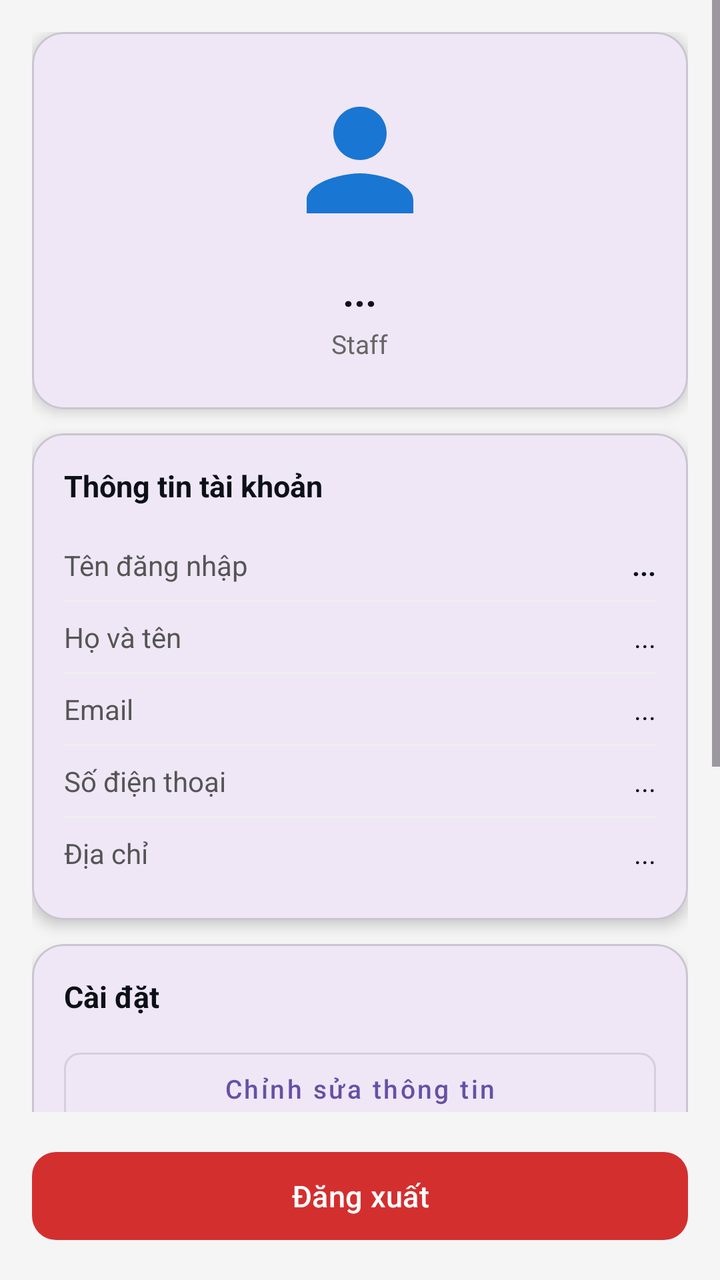
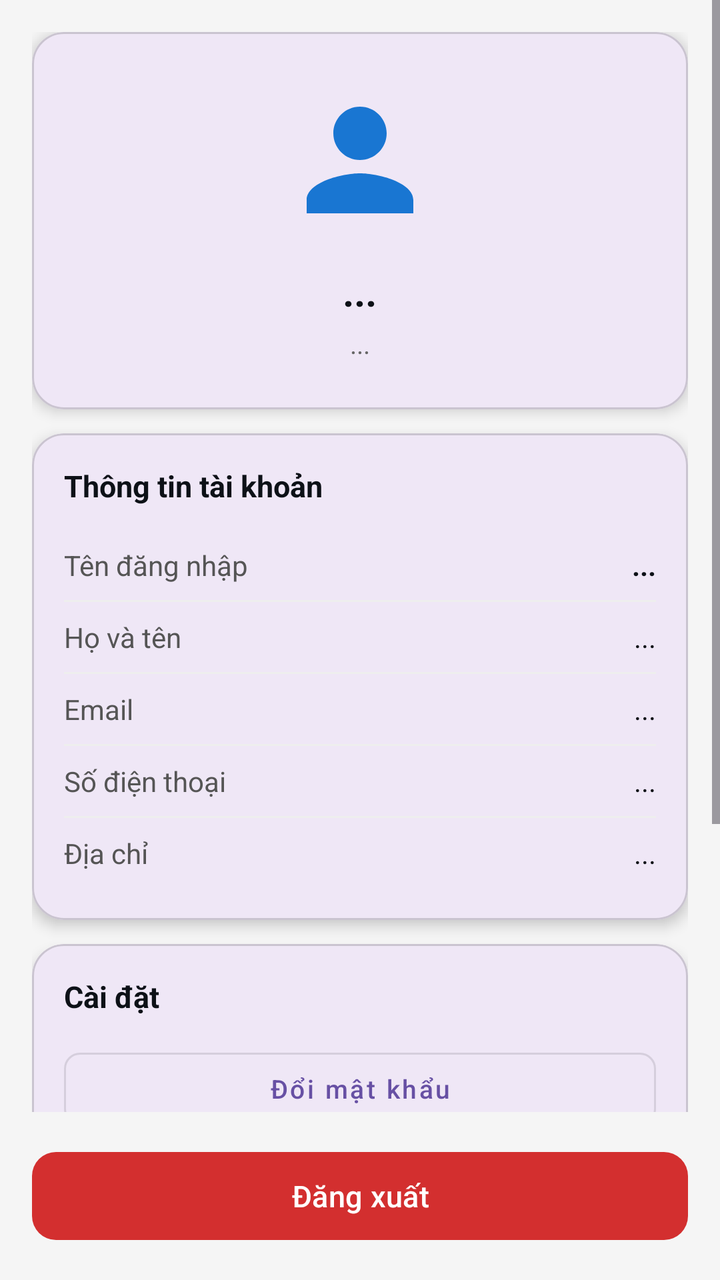

The first picture is an Android layout as it rendered before a commit; the second is the same layout after the commit. The layout source and the unified diff follow.
<!-- AndroidManifest.xml: application theme Theme.Manager -->
<!-- res/layout/fragment_profile.xml -->
<?xml version="1.0" encoding="utf-8"?>
<LinearLayout xmlns:android="http://schemas.android.com/apk/res/android"
    xmlns:app="http://schemas.android.com/apk/res-auto"
    android:layout_width="match_parent"
    android:layout_height="match_parent"
    android:orientation="vertical"
    android:background="#F5F5F5">

    
    <ProgressBar
        android:id="@+id/progress_bar"
        android:layout_width="match_parent"
        android:layout_height="wrap_content"
        android:indeterminate="true"
        android:visibility="gone"
        style="@android:style/Widget.ProgressBar.Horizontal" />

    <ScrollView
        android:layout_width="match_parent"
        android:layout_height="0dp"
        android:layout_weight="1">

        <LinearLayout
            android:layout_width="match_parent"
            android:layout_height="wrap_content"
            android:orientation="vertical"
            android:padding="16dp">

            
            <com.google.android.material.card.MaterialCardView
                android:layout_width="match_parent"
                android:layout_height="wrap_content"
                android:layout_marginBottom="12dp"
                app:cardCornerRadius="16dp"
                app:cardElevation="4dp">

                <LinearLayout
                    android:layout_width="match_parent"
                    android:layout_height="wrap_content"
                    android:orientation="vertical"
                    android:gravity="center"
                    android:paddingVertical="24dp"
                    android:paddingHorizontal="16dp">

                    <ImageView
                        android:layout_width="80dp"
                        android:layout_height="80dp"
                        android:src="@drawable/ic_nav_profile"
                        app:tint="#1976D2"
                        android:layout_marginBottom="12dp" />

                    <TextView
                        android:id="@+id/txt_username"
                        android:layout_width="wrap_content"
                        android:layout_height="wrap_content"
                        android:text="..."
                        android:textSize="20sp"
                        android:textStyle="bold"
                        android:textColor="#0D1117" />

                    <TextView
                        android:layout_width="wrap_content"
                        android:layout_height="wrap_content"
                        android:text="Staff"
                        android:textSize="13sp"
                        android:textColor="#666666"
                        android:layout_marginTop="4dp" />
                </LinearLayout>
            </com.google.android.material.card.MaterialCardView>

            
            <com.google.android.material.card.MaterialCardView
                android:layout_width="match_parent"
                android:layout_height="wrap_content"
                android:layout_marginBottom="12dp"
                app:cardCornerRadius="16dp"
                app:cardElevation="4dp">

                <LinearLayout
                    android:layout_width="match_parent"
                    android:layout_height="wrap_content"
                    android:orientation="vertical"
                    android:padding="16dp">

                    <TextView
                        android:layout_width="wrap_content"
                        android:layout_height="wrap_content"
                        android:text="Thông tin tài khoản"
                        android:textSize="15sp"
                        android:textStyle="bold"
                        android:textColor="#0D1117"
                        android:layout_marginBottom="12dp" />

                    <LinearLayout
                        android:layout_width="match_parent"
                        android:layout_height="wrap_content"
                        android:orientation="horizontal"
                        android:gravity="center_vertical"
                        android:paddingVertical="8dp">

                        <TextView
                            android:layout_width="0dp"
                            android:layout_weight="1"
                            android:layout_height="wrap_content"
                            android:text="Tên đăng nhập"
                            android:textSize="14sp"
                            android:textColor="#555555" />

                        <TextView
                            android:id="@+id/txt_account_username"
                            android:layout_width="wrap_content"
                            android:layout_height="wrap_content"
                            android:text="..."
                            android:textSize="14sp"
                            android:textColor="#0D1117"
                            android:textStyle="bold" />
                    </LinearLayout>

                    <View
                        android:layout_width="match_parent"
                        android:layout_height="1dp"
                        android:background="#EEEEEE" />

                    <LinearLayout
                        android:layout_width="match_parent"
                        android:layout_height="wrap_content"
                        android:orientation="horizontal"
                        android:gravity="center_vertical"
                        android:paddingVertical="8dp">

                        <TextView
                            android:layout_width="0dp"
                            android:layout_weight="1"
                            android:layout_height="wrap_content"
                            android:text="Họ và tên"
                            android:textSize="14sp"
                            android:textColor="#555555" />

                        <TextView
                            android:id="@+id/txt_full_name"
                            android:layout_width="wrap_content"
                            android:layout_height="wrap_content"
                            android:text="..."
                            android:textSize="14sp"
                            android:textColor="#0D1117" />
                    </LinearLayout>

                    <View
                        android:layout_width="match_parent"
                        android:layout_height="1dp"
                        android:background="#EEEEEE" />

                    <LinearLayout
                        android:layout_width="match_parent"
                        android:layout_height="wrap_content"
                        android:orientation="horizontal"
                        android:gravity="center_vertical"
                        android:paddingVertical="8dp">

                        <TextView
                            android:layout_width="0dp"
                            android:layout_weight="1"
                            android:layout_height="wrap_content"
                            android:text="Email"
                            android:textSize="14sp"
                            android:textColor="#555555" />

                        <TextView
                            android:id="@+id/txt_email"
                            android:layout_width="wrap_content"
                            android:layout_height="wrap_content"
                            android:text="..."
                            android:textSize="14sp"
                            android:textColor="#0D1117" />
                    </LinearLayout>

                    <View
                        android:layout_width="match_parent"
                        android:layout_height="1dp"
                        android:background="#EEEEEE" />

                    <LinearLayout
                        android:layout_width="match_parent"
                        android:layout_height="wrap_content"
                        android:orientation="horizontal"
                        android:gravity="center_vertical"
                        android:paddingVertical="8dp">

                        <TextView
                            android:layout_width="0dp"
                            android:layout_weight="1"
                            android:layout_height="wrap_content"
                            android:text="Số điện thoại"
                            android:textSize="14sp"
                            android:textColor="#555555" />

                        <TextView
                            android:id="@+id/txt_phone"
                            android:layout_width="wrap_content"
                            android:layout_height="wrap_content"
                            android:text="..."
                            android:textSize="14sp"
                            android:textColor="#0D1117" />
                    </LinearLayout>

                    <View
                        android:layout_width="match_parent"
                        android:layout_height="1dp"
                        android:background="#EEEEEE" />

                    <LinearLayout
                        android:layout_width="match_parent"
                        android:layout_height="wrap_content"
                        android:orientation="horizontal"
                        android:gravity="center_vertical"
                        android:paddingVertical="8dp">

                        <TextView
                            android:layout_width="0dp"
                            android:layout_weight="1"
                            android:layout_height="wrap_content"
                            android:text="Địa chỉ"
                            android:textSize="14sp"
                            android:textColor="#555555" />

                        <TextView
                            android:id="@+id/txt_address"
                            android:layout_width="wrap_content"
                            android:layout_height="wrap_content"
                            android:text="..."
                            android:textSize="14sp"
                            android:textColor="#0D1117" />
                    </LinearLayout>
                </LinearLayout>
            </com.google.android.material.card.MaterialCardView>

            
            <com.google.android.material.card.MaterialCardView
                android:layout_width="match_parent"
                android:layout_height="wrap_content"
                android:layout_marginBottom="12dp"
                app:cardCornerRadius="16dp"
                app:cardElevation="4dp">

                <LinearLayout
                    android:layout_width="match_parent"
                    android:layout_height="wrap_content"
                    android:orientation="vertical"
                    android:padding="16dp">

                    <TextView
                        android:layout_width="wrap_content"
                        android:layout_height="wrap_content"
                        android:text="Cài đặt"
                        android:textSize="15sp"
                        android:textStyle="bold"
                        android:textColor="#0D1117"
                        android:layout_marginBottom="12dp" />

                    <com.google.android.material.button.MaterialButton
                        android:id="@+id/btn_edit_profile"
                        android:layout_width="match_parent"
                        android:layout_height="48dp"
                        android:text="Chỉnh sửa thông tin"
                        android:textAllCaps="false"
                        android:textSize="13sp"
                        android:layout_marginBottom="8dp"
                        app:cornerRadius="8dp"
                        style="@style/Widget.MaterialComponents.Button.OutlinedButton" />

                    <com.google.android.material.button.MaterialButton
                        android:id="@+id/btn_change_password"
                        android:layout_width="match_parent"
                        android:layout_height="48dp"
                        android:text="Đổi mật khẩu"
                        android:textAllCaps="false"
                        android:textSize="13sp"
                        android:layout_marginBottom="8dp"
                        app:cornerRadius="8dp"
                        style="@style/Widget.MaterialComponents.Button.OutlinedButton" />

                    <com.google.android.material.button.MaterialButton
                        android:id="@+id/btn_clear_scan_history"
                        android:layout_width="match_parent"
                        android:layout_height="48dp"
                        android:text="Xóa lịch sử quét vé"
                        android:textAllCaps="false"
                        android:textSize="13sp"
                        app:cornerRadius="8dp"
                        style="@style/Widget.MaterialComponents.Button.OutlinedButton" />
                </LinearLayout>
            </com.google.android.material.card.MaterialCardView>

            
            <TextView
                android:layout_width="wrap_content"
                android:layout_height="wrap_content"
                android:text="Lịch sử quét vé"
                android:textSize="15sp"
                android:textStyle="bold"
                android:textColor="#0D1117"
                android:layout_marginBottom="12dp" />

            <androidx.recyclerview.widget.RecyclerView
                android:id="@+id/rv_scan_history"
                android:layout_width="match_parent"
                android:layout_height="wrap_content"
                android:nestedScrollingEnabled="false" />

            <TextView
                android:layout_width="wrap_content"
                android:layout_height="wrap_content"
                android:text="Không có dữ liệu"
                android:textSize="13sp"
                android:textColor="#999999"
                android:layout_gravity="center"
                android:layout_marginTop="16dp"
                android:layout_marginBottom="16dp" />

        </LinearLayout>
    </ScrollView>

    
    <com.google.android.material.button.MaterialButton
        android:id="@+id/btn_logout"
        android:layout_width="match_parent"
        android:layout_height="52dp"
        android:layout_margin="16dp"
        android:text="Đăng xuất"
        android:textAllCaps="false"
        android:textSize="15sp"
        android:textColor="@android:color/white"
        app:backgroundTint="#D32F2F"
        app:cornerRadius="12dp" />

</LinearLayout>
<!-- resources referenced by this layout -->
<resources>
  <!-- drawable ic_nav_profile (drawable) -->
  <?xml version="1.0" encoding="utf-8"?>
  <vector xmlns:android="http://schemas.android.com/apk/res/android"
      android:width="24dp"
      android:height="24dp"
      android:viewportWidth="24"
      android:viewportHeight="24">
      <path
          android:fillColor="?attr/colorControlNormal"
          android:pathData="M12,12c2.21,0 4,-1.79 4,-4s-1.79,-4 -4,-4 -4,1.79 -4,4 1.79,4 4,4zM12,14c-2.67,0 -8,1.34 -8,4v2h16v-2c0,-2.66 -5.33,-4 -8,-4z"/>
  </vector>
  <style name="Theme.Manager" parent="Base.Theme.Manager" />
  <style name="Base.Theme.Manager" parent="Theme.Material3.DayNight.NoActionBar">
          
          
      </style>
</resources>

<!-- the commit's change to res/layout/fragment_profile.xml (unified diff, before → after) -->
@@ -59,9 +59,10 @@
                         android:textColor="#0D1117" />
 
                     <TextView
+                        android:id="@+id/txt_organizerName"
                         android:layout_width="wrap_content"
                         android:layout_height="wrap_content"
-                        android:text="Staff"
+                        android:text="..."
                         android:textSize="13sp"
                         android:textColor="#666666"
                         android:layout_marginTop="4dp" />
@@ -256,17 +257,6 @@
                         android:textStyle="bold"
                         android:textColor="#0D1117"
                         android:layout_marginBottom="12dp" />
-
-                    <com.google.android.material.button.MaterialButton
-                        android:id="@+id/btn_edit_profile"
-                        android:layout_width="match_parent"
-                        android:layout_height="48dp"
-                        android:text="Chỉnh sửa thông tin"
-                        android:textAllCaps="false"
-                        android:textSize="13sp"
-                        android:layout_marginBottom="8dp"
-                        app:cornerRadius="8dp"
-                        style="@style/Widget.MaterialComponents.Button.OutlinedButton" />
 
                     <com.google.android.material.button.MaterialButton
                         android:id="@+id/btn_change_password"
